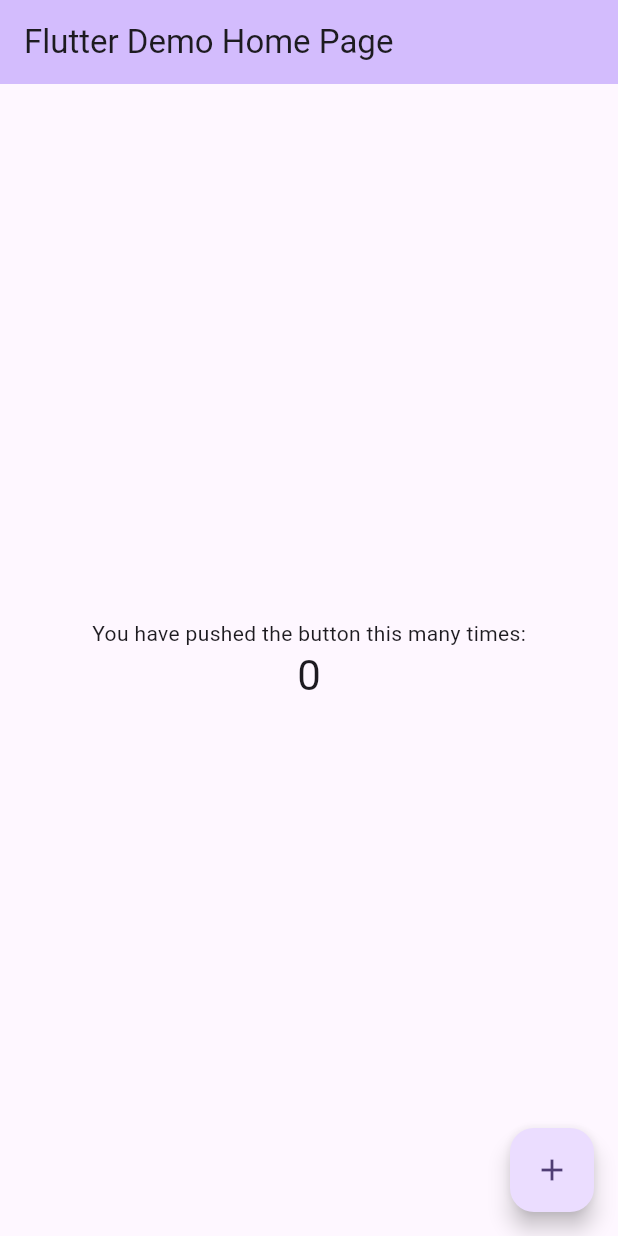
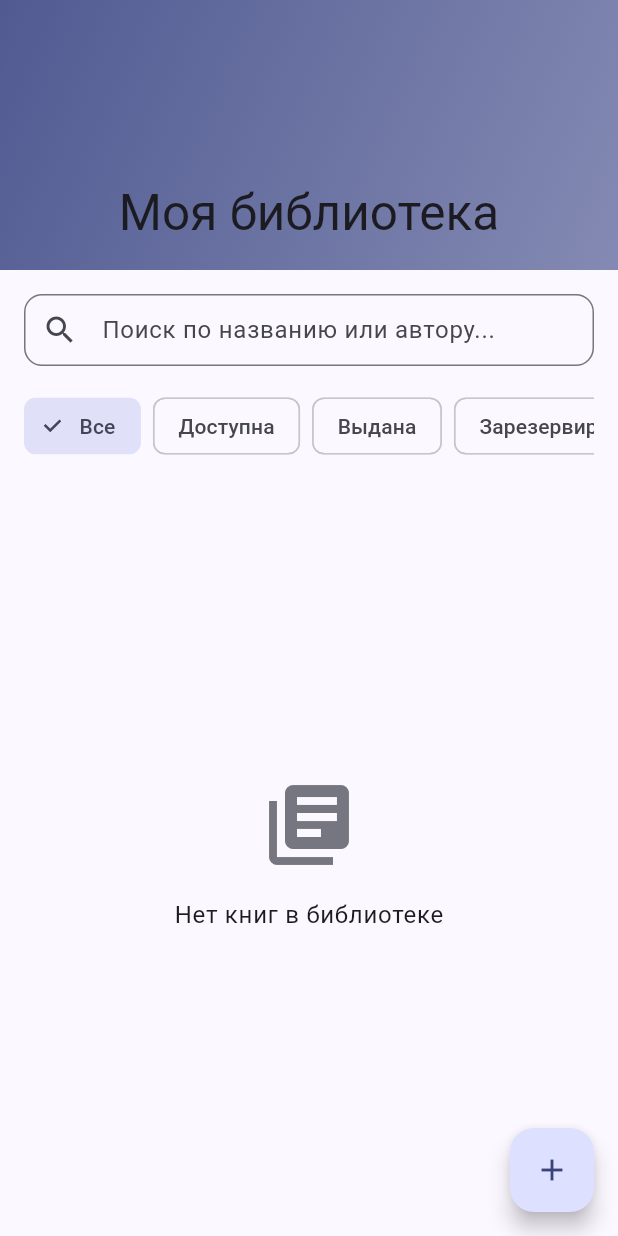
Before and after one commit to Shyngysd/BookVers-, a Flutter app: the screen it shows after launch, on a phone screen of 412 x 824 dp. Run offline on Flutter 3.47's test engine with Material 3 defaults, Android fonts, the phone set to English and light mode, and no system bars; our stand-ins replace flutter_riverpod, freezed_annotation, hive, hive_flutter; accounts and stored records are empty.

Commit message:
LibraryScreen + UI

```diff
--- a/lib/main.dart
+++ b/lib/main.dart
@@ -1,4 +1,5 @@
 import 'package:bookvers/core/init_hive.dart';
+import 'package:bookvers/presentation/pages/library_screen.dart';
 import 'package:flutter/material.dart';
 import 'package:flutter_riverpod/flutter_riverpod.dart';
 
@@ -11,116 +12,27 @@ void main() async {
 class MyApp extends StatelessWidget {
   const MyApp({super.key});
 
-  // This widget is the root of your application.
   @override
   Widget build(BuildContext context) {
     return MaterialApp(
-      title: 'Flutter Demo',
+      title: 'BookVerse',
+      debugShowCheckedModeBanner: false,
       theme: ThemeData(
-        // This is the theme of your application.
-        //
-        // TRY THIS: Try running your application with "flutter run". You'll see
-        // the application has a purple toolbar. Then, without quitting the app,
-        // try changing the seedColor in the colorScheme below to Colors.green
-        // and then invoke "hot reload" (save your changes or press the "hot
-        // reload" button in a Flutter-supported IDE, or press "r" if you used
-        // the command line to start the app).
-        //
-        // Notice that the counter didn't reset back to zero; the application
-        // state is not lost during the reload. To reset the state, use hot
-        // restart instead.
-        //
-        // This works for code too, not just values: Most code changes can be
-        // tested with just a hot reload.
-        colorScheme: ColorScheme.fromSeed(seedColor: Colors.deepPurple),
+        useMaterial3: true,
+        colorScheme: ColorScheme.fromSeed(
+          seedColor: Colors.indigo,
+          brightness: Brightness.light,
+        ),
       ),
-      home: const MyHomePage(title: 'Flutter Demo Home Page'),
+      darkTheme: ThemeData(
+        useMaterial3: true,
+        colorScheme: ColorScheme.fromSeed(
+          seedColor: Colors.indigo,
+          brightness: Brightness.dark,
+        ),
+      ),
+      themeMode: ThemeMode.system,
+      home: const LibraryScreen(),
     );
   }
 }
-
-class MyHomePage extends StatefulWidget {
-  const MyHomePage({super.key, required this.title});
-
-  // This widget is the home page of your application. It is stateful, meaning
-  // that it has a State object (defined below) that contains fields that affect
-  // how it looks.
-
-  // This class is the configuration for the state. It holds the values (in this
-  // case the title) provided by the parent (in this case the App widget) and
-  // used by the build method of the State. Fields in a Widget subclass are
-  // always marked "final".
-
-  final String title;
-
-  @override
-  State<MyHomePage> createState() => _MyHomePageState();
-}
-
-class _MyHomePageState extends State<MyHomePage> {
-  int _counter = 0;
-
-  void _incrementCounter() {
-    setState(() {
-      // This call to setState tells the Flutter framework that something has
-      // changed in this State, which causes it to rerun the build method below
-      // so that the display can reflect the updated values. If we changed
-      // _counter without calling setState(), then the build method would not be
-      // called again, and so nothing would appear to happen.
-      _counter++;
-    });
-  }
-
-  @override
-  Widget build(BuildContext context) {
-    // This method is rerun every time setState is called, for instance as done
-    // by the _incrementCounter method above.
-    //
-    // The Flutter framework has been optimized to make rerunning build methods
-    // fast, so that you can just rebuild anything that needs updating rather
-    // than having to individually change instances of widgets.
-    return Scaffold(
-      appBar: AppBar(
-        // TRY THIS: Try changing the color here to a specific color (to
-        // Colors.amber, perhaps?) and trigger a hot reload to see the AppBar
-        // change color while the other colors stay the same.
-        backgroundColor: Theme.of(context).colorScheme.inversePrimary,
-        // Here we take the value from the MyHomePage object that was created by
-        // the App.build method, and use it to set our appbar title.
-        title: Text(widget.title),
-      ),
-      body: Center(
-        // Center is a layout widget. It takes a single child and positions it
-        // in the middle of the parent.
-        child: Column(
-          // Column is also a layout widget. It takes a list of children and
-          // arranges them vertically. By default, it sizes itself to fit its
-          // children horizontally, and tries to be as tall as its parent.
-          //
-          // Column has various properties to control how it sizes itself and
-          // how it positions its children. Here we use mainAxisAlignment to
-          // center the children vertically; the main axis here is the vertical
-          // axis because Columns are vertical (the cross axis would be
-          // horizontal).
-          //
-          // TRY THIS: Invoke "debug painting" (choose the "Toggle Debug Paint"
-          // action in the IDE, or press "p" in the console), to see the
-          // wireframe for each widget.
-          mainAxisAlignment: MainAxisAlignment.center,
-          children: <Widget>[
-            const Text('You have pushed the button this many times:'),
-            Text(
-              '$_counter',
-              style: Theme.of(context).textTheme.headlineMedium,
-            ),
-          ],
-        ),
-      ),
-      floatingActionButton: FloatingActionButton(
-        onPressed: _incrementCounter,
-        tooltip: 'Increment',
-        child: const Icon(Icons.add),
-      ), // This trailing comma makes auto-formatting nicer for build methods.
-    );
-  }
-}
--- /dev/null
+++ b/lib/presentation/index.dart
@@ -0,0 +1,4 @@
+export 'pages/index.dart';
+export 'providers/index.dart';
+export 'viewmodels/index.dart';
+export 'widgets/index.dart';
--- /dev/null
+++ b/lib/presentation/pages/index.dart
@@ -0,0 +1 @@
+export 'library_screen.dart';
--- /dev/null
+++ b/lib/presentation/pages/library_screen.dart
@@ -0,0 +1,320 @@
+import 'package:bookvers/domain/entities/book.dart';
+import 'package:bookvers/presentation/providers/book_presentation_providers.dart';
+import 'package:bookvers/presentation/widgets/book_card.dart';
+import 'package:flutter/material.dart';
+import 'package:flutter_riverpod/flutter_riverpod.dart';
+
+class LibraryScreen extends ConsumerStatefulWidget {
+  const LibraryScreen({super.key});
+
+  @override
+  ConsumerState<LibraryScreen> createState() => _LibraryScreenState();
+}
+
+class _LibraryScreenState extends ConsumerState<LibraryScreen> {
+  late TextEditingController _searchController;
+  BookStatus? _selectedStatus;
+
+  @override
+  void initState() {
+    super.initState();
+    _searchController = TextEditingController();
+    // Инициализируем BookNotifier при загрузке экрана
+    WidgetsBinding.instance.addPostFrameCallback((_) {
+      ref.read(bookNotifierProvider.notifier).initialize();
+    });
+  }
+
+  @override
+  void dispose() {
+    _searchController.dispose();
+    super.dispose();
+  }
+
+  /// Очистить поиск и фильтры
+  void _clearFilters() {
+    _searchController.clear();
+    setState(() => _selectedStatus = null);
+    ref.read(bookNotifierProvider.notifier).clearFilters();
+  }
+
+  /// Показать диалог для добавления книги
+  void _showAddBookDialog() {
+    // TODO: Реализовать навигацию на AddEditBookScreen
+    ScaffoldMessenger.of(context).showSnackBar(
+      const SnackBar(content: Text('Переход на экран добавления (TODO)')),
+    );
+  }
+
+  @override
+  Widget build(BuildContext context) {
+    final filteredBooks = ref.watch(filteredBooksProvider);
+    final hasFilters = ref.watch(hasActiveFiltersProvider);
+    final bookNotifier = ref.read(bookNotifierProvider.notifier);
+
+    return Scaffold(
+      body: CustomScrollView(
+        slivers: [
+          // SliverAppBar с поиском
+          SliverAppBar(
+            expandedHeight: 180,
+            floating: false,
+            pinned: true,
+            elevation: 0,
+            flexibleSpace: FlexibleSpaceBar(
+              title: const Text('Моя библиотека'),
+              centerTitle: true,
+              background: Container(
+                decoration: BoxDecoration(
+                  gradient: LinearGradient(
+                    begin: Alignment.topLeft,
+                    end: Alignment.bottomRight,
+                    colors: [
+                      Theme.of(context).colorScheme.primary,
+                      Theme.of(context).colorScheme.primary.withValues(alpha: 0.7),
+                    ],
+                  ),
+                ),
+              ),
+            ),
+          ),
+
+          // Панель поиска и фильтрации
+          SliverToBoxAdapter(
+            child: Padding(
+              padding: const EdgeInsets.all(16),
+              child: Column(
+                children: [
+                  // Поле поиска
+                  TextField(
+                    controller: _searchController,
+                    onChanged: (query) {
+                      bookNotifier.setSearchQuery(query);
+                    },
+                    decoration: InputDecoration(
+                      hintText: 'Поиск по названию или автору...',
+                      prefixIcon: const Icon(Icons.search),
+                      suffixIcon: _searchController.text.isNotEmpty
+                          ? IconButton(
+                              icon: const Icon(Icons.clear),
+                              onPressed: () {
+                                _searchController.clear();
+                                bookNotifier.setSearchQuery('');
+                              },
+                            )
+                          : null,
+                      border: OutlineInputBorder(
+                        borderRadius: BorderRadius.circular(12),
+                      ),
+                      contentPadding: const EdgeInsets.symmetric(
+                        horizontal: 16,
+                        vertical: 12,
+                      ),
+                    ),
+                  ),
+                  const SizedBox(height: 16),
+
+                  // Чипы для фильтрации по статусу
+                  SingleChildScrollView(
+                    scrollDirection: Axis.horizontal,
+                    child: Row(
+                      children: [
+                        // Чип "Все"
+                        FilterChip(
+                          label: const Text('Все'),
+                          selected: _selectedStatus == null,
+                          onSelected: (selected) {
+                            setState(() => _selectedStatus = null);
+                            bookNotifier.setStatusFilter(null);
+                          },
+                        ),
+                        const SizedBox(width: 8),
+
+                        // Чип "Доступна"
+                        FilterChip(
+                          label: const Text('Доступна'),
+                          selected: _selectedStatus == BookStatus.available,
+                          onSelected: (selected) {
+                            setState(
+                              () => _selectedStatus = selected
+                                  ? BookStatus.available
+                                  : null,
+                            );
+                            bookNotifier.setStatusFilter(
+                              selected ? BookStatus.available : null,
+                            );
+                          },
+                        ),
+                        const SizedBox(width: 8),
+
+                        // Чип "Выдана"
+                        FilterChip(
+                          label: const Text('Выдана'),
+                          selected: _selectedStatus == BookStatus.borrowed,
+                          onSelected: (selected) {
+                            setState(
+                              () => _selectedStatus = selected
+                                  ? BookStatus.borrowed
+                                  : null,
+                            );
+                            bookNotifier.setStatusFilter(
+                              selected ? BookStatus.borrowed : null,
+                            );
+                          },
+                        ),
+                        const SizedBox(width: 8),
+
+                        // Чип "Зарезервирована"
+                        FilterChip(
+                          label: const Text('Зарезервирована'),
+                          selected: _selectedStatus == BookStatus.reserved,
+                          onSelected: (selected) {
+                            setState(
+                              () => _selectedStatus = selected
+                                  ? BookStatus.reserved
+                                  : null,
+                            );
+                            bookNotifier.setStatusFilter(
+                              selected ? BookStatus.reserved : null,
+                            );
+                          },
+                        ),
+                        const SizedBox(width: 8),
+
+                        // Чип "Недоступна"
+                        FilterChip(
+                          label: const Text('Недоступна'),
+                          selected: _selectedStatus == BookStatus.unavailable,
+                          onSelected: (selected) {
+                            setState(
+                              () => _selectedStatus = selected
+                                  ? BookStatus.unavailable
+                                  : null,
+                            );
+                            bookNotifier.setStatusFilter(
+                              selected ? BookStatus.unavailable : null,
+                            );
+                          },
+                        ),
+                      ],
+                    ),
+                  ),
+
+                  // Кнопка очистить фильтры
+                  if (hasFilters)
+                    Padding(
+                      padding: const EdgeInsets.only(top: 12),
+                      child: TextButton.icon(
+                        onPressed: _clearFilters,
+                        icon: const Icon(Icons.clear_all),
+                        label: const Text('Очистить фильтры'),
+                      ),
+                    ),
+                ],
+              ),
+            ),
+          ),
+
+          // Список книг
+          if (filteredBooks.isEmpty)
+            SliverFillRemaining(
+              child: Center(
+                child: Column(
+                  mainAxisAlignment: MainAxisAlignment.center,
+                  children: [
+                    Icon(
+                      Icons.library_books,
+                      size: 64,
+                      color: Theme.of(context).colorScheme.outline,
+                    ),
+                    const SizedBox(height: 16),
+                    Text(
+                      hasFilters
+                          ? 'Книги не найдены'
+                          : 'Нет книг в библиотеке',
+                      style: Theme.of(context).textTheme.bodyLarge,
+                    ),
+                    const SizedBox(height: 8),
+                    if (hasFilters)
+                      TextButton.icon(
+                        onPressed: _clearFilters,
+                        icon: const Icon(Icons.clear_all),
+                        label: const Text('Очистить фильтры'),
+                      ),
+                  ],
+                ),
+              ),
+            )
+          else
+            SliverList(
+              delegate: SliverChildBuilderDelegate(
+                (context, index) {
+                  final book = filteredBooks[index];
+                  return BookCard(
+                    book: book,
+                    onTap: () {
+                      // TODO: Переход на BookDetailScreen
+                      ScaffoldMessenger.of(context).showSnackBar(
+                        SnackBar(
+                          content: Text('Открыть: ${book.title}'),
+                        ),
+                      );
+                    },
+                    onEdit: () {
+                      // TODO: Переход на AddEditBookScreen
+                      ScaffoldMessenger.of(context).showSnackBar(
+                        SnackBar(
+                          content: Text('Редактировать: ${book.title}'),
+                        ),
+                      );
+                    },
+                    onDelete: () {
+                      // Показать диалог удаления
+                      showDialog(
+                        context: context,
+                        builder: (context) => AlertDialog(
+                          title: const Text('Удалить книгу?'),
+                          content: Text(
+                            'Вы уверены, что хотите удалить "${book.title}"?',
+                          ),
+                          actions: [
+                            TextButton(
+                              onPressed: () => Navigator.pop(context),
+                              child: const Text('Отмена'),
+                            ),
+                            TextButton(
+                              onPressed: () {
+                                bookNotifier.deleteBook(book.id);
+                                Navigator.pop(context);
+                                ScaffoldMessenger.of(context).showSnackBar(
+                                  const SnackBar(
+                                    content: Text('Книга удалена'),
+                                  ),
+                                );
+                              },
+                              child: const Text(
+                                'Удалить',
+                                style: TextStyle(color: Colors.red),
+                              ),
+                            ),
+                          ],
+                        ),
+                      );
+                    },
+                  );
+                },
+                childCount: filteredBooks.length,
+              ),
+            ),
+        ],
+      ),
+
+      // FloatingActionButton для добавления книги
+      floatingActionButton: FloatingActionButton(
+        onPressed: _showAddBookDialog,
+        tooltip: 'Добавить книгу',
+        child: const Icon(Icons.add),
+      ),
+    );
+  }
+}
--- /dev/null
+++ b/lib/presentation/providers/book_presentation_providers.dart
@@ -0,0 +1,24 @@
+import 'package:bookvers/data/providers/book_providers.dart';
+import 'package:bookvers/domain/entities/book.dart';
+import 'package:bookvers/presentation/viewmodels/book_notifier.dart';
+import 'package:bookvers/presentation/viewmodels/book_view_state.dart';
+import 'package:flutter_riverpod/flutter_riverpod.dart';
+
+/// Provider для BookNotifier с управлением состоянием
+final bookNotifierProvider =
+    StateNotifierProvider<BookNotifier, BookViewState>((ref) {
+  final repository = ref.watch(bookRepositoryProvider);
+  return BookNotifier(repository);
+});
+
+/// Provider для просмотра отфильтрованного списка книг
+final filteredBooksProvider = Provider<List<Book>>((ref) {
+  final bookState = ref.watch(bookNotifierProvider);
+  return bookState.filteredBooks;
+});
+
+/// Provider для проверки наличия активных фильтров
+final hasActiveFiltersProvider = Provider<bool>((ref) {
+  final bookState = ref.watch(bookNotifierProvider);
+  return bookState.searchQuery.isNotEmpty || bookState.statusFilter != null;
+});
--- /dev/null
+++ b/lib/presentation/providers/index.dart
@@ -0,0 +1 @@
+export 'book_presentation_providers.dart';
--- /dev/null
+++ b/lib/presentation/viewmodels/book_view_state.dart
@@ -0,0 +1,47 @@
+import 'package:bookvers/domain/entities/book.dart';
+
+class BookViewState {
+  final List<Book> books;
+  final String searchQuery;
+  final BookStatus? statusFilter;
+
+  BookViewState({
+    required this.books,
+    this.searchQuery = '',
+    this.statusFilter,
+  });
+
+  BookViewState copyWith({
+    List<Book>? books,
+    String? searchQuery,
+    BookStatus? statusFilter,
+  }) {
+    return BookViewState(
+      books: books ?? this.books,
+      searchQuery: searchQuery ?? this.searchQuery,
+      statusFilter: statusFilter ?? this.statusFilter,
+    );
+  }
+
+  /// Получить отфильтрованные книги с учётом поиска и фильтра по статусу
+  List<Book> get filteredBooks {
+    var result = books;
+
+    // Фильтруем по статусу
+    if (statusFilter != null) {
+      result = result.where((book) => book.status == statusFilter).toList();
+    }
+
+    // Фильтруем по поиску
+    if (searchQuery.isNotEmpty) {
+      final query = searchQuery.toLowerCase();
+      result = result
+          .where((book) =>
+              book.title.toLowerCase().contains(query) ||
+              book.author.toLowerCase().contains(query))
+          .toList();
+    }
+
+    return result;
+  }
+}
--- /dev/null
+++ b/lib/presentation/viewmodels/index.dart
@@ -0,0 +1,2 @@
+export 'book_notifier.dart';
+export 'book_view_state.dart';
--- /dev/null
+++ b/lib/presentation/widgets/index.dart
@@ -0,0 +1 @@
+export 'book_card.dart';
```
Also changed, not shown: lib/presentation/viewmodels/book_notifier.dart (added, +70 -0 lines), lib/presentation/widgets/book_card.dart (added, +114 -0 lines), lib/domain/entities/book.freezed.dart, lib/domain/entities/genre.freezed.dart, 2 other files.
